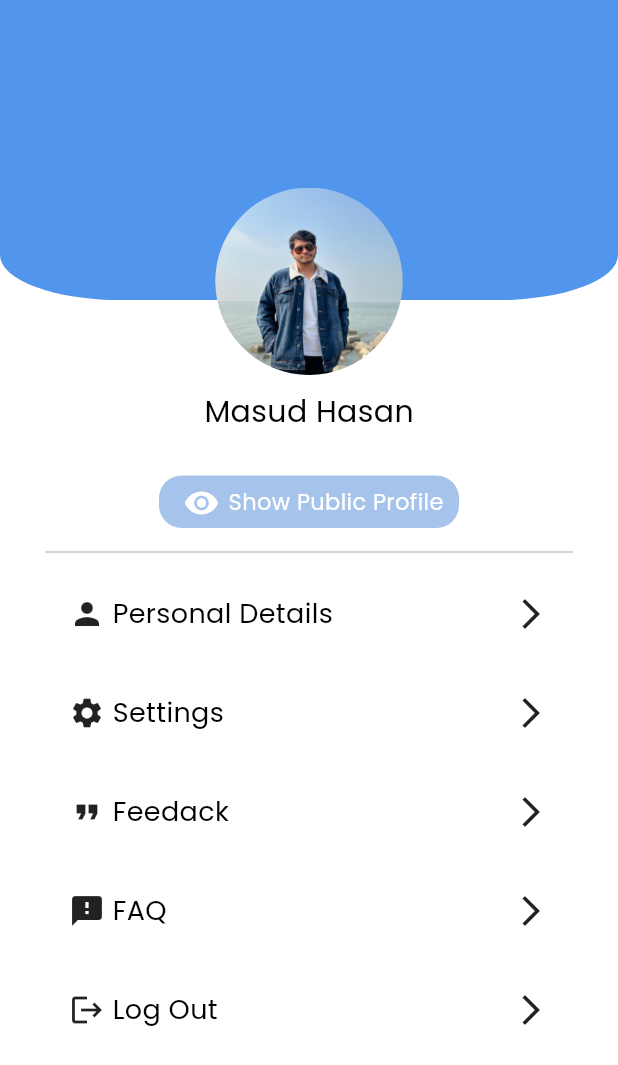
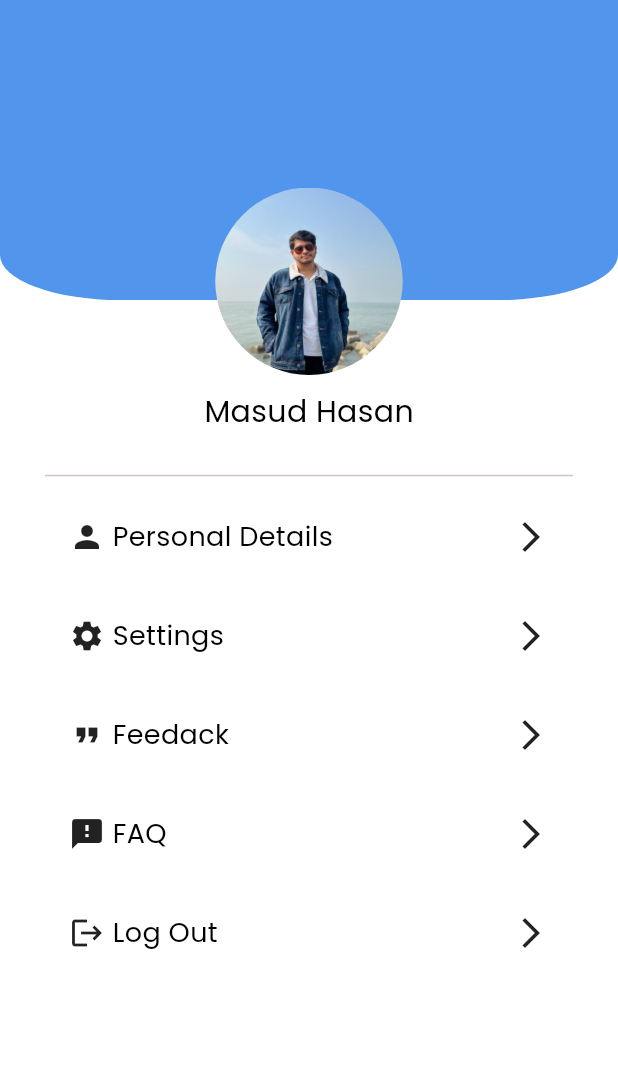
Before and after one commit to RudroMozumdar/PoraoApp, a Flutter app: the screen it shows once a user with an empty profile is signed in, in the side drawer, after a tap on "Masud Hasan", on a phone screen of 412 x 824 dp. Shown: the top 1065 px of the screen. Run offline on Flutter 3.47's test engine with Material 3 defaults, Android fonts, the phone set to English and light mode, and no system bars; our stand-ins replace cloud_firestore, expandable_text, firebase_auth, firebase_core, firebase_storage, flutter_typeahead and 1 more; accounts and stored records are empty.

```diff
--- a/lib/profile/profile.dart
+++ b/lib/profile/profile.dart
@@ -27,7 +27,6 @@ class _ProfileState extends State<Profile> {
                 ),
               ),
             ),
-
             Column(
               children: [
                 const SizedBox(height: 125),
@@ -57,42 +56,6 @@ class _ProfileState extends State<Profile> {
                     fontSize: 14,
                     color: const Color.fromARGB(255, 0, 0, 0),
                     fontFamily: primaryFont,
-                  ),
-                ),
-                // Show Pulic Profile-----------------------------------------------------------
-                Padding(
-                  padding: const EdgeInsets.all(8.0),
-                  child: InkWell(
-                    onTap: () {},
-                    child: Container(
-                      width: 200,
-                      height: 35,
-                      decoration: BoxDecoration(
-                        borderRadius: BorderRadius.circular(15),
-                        color: primaryButtonColor,
-                      ),
-                      child: Row(
-                        crossAxisAlignment: CrossAxisAlignment.center,
-                        mainAxisAlignment: MainAxisAlignment.center,
-                        children: [
-                          const Padding(
-                            padding: EdgeInsets.all(6.0),
-                            child: Icon(
-                              Icons.remove_red_eye,
-                              color: Colors.white,
-                            ),
-                          ),
-                          Text(
-                            "Show Public Profile",
-                            style: TextStyle(
-                              fontSize: 15,
-                              color: const Color.fromARGB(255, 255, 255, 255),
-                              fontFamily: primaryFont,
-                            ),
-                          ),
-                        ],
-                      ),
-                    ),
                   ),
                 ),
                 const Divider(endIndent: 30, indent: 30),
```
Also changed, not shown: lib/profile/personal_details.dart (+53 -5 lines).
